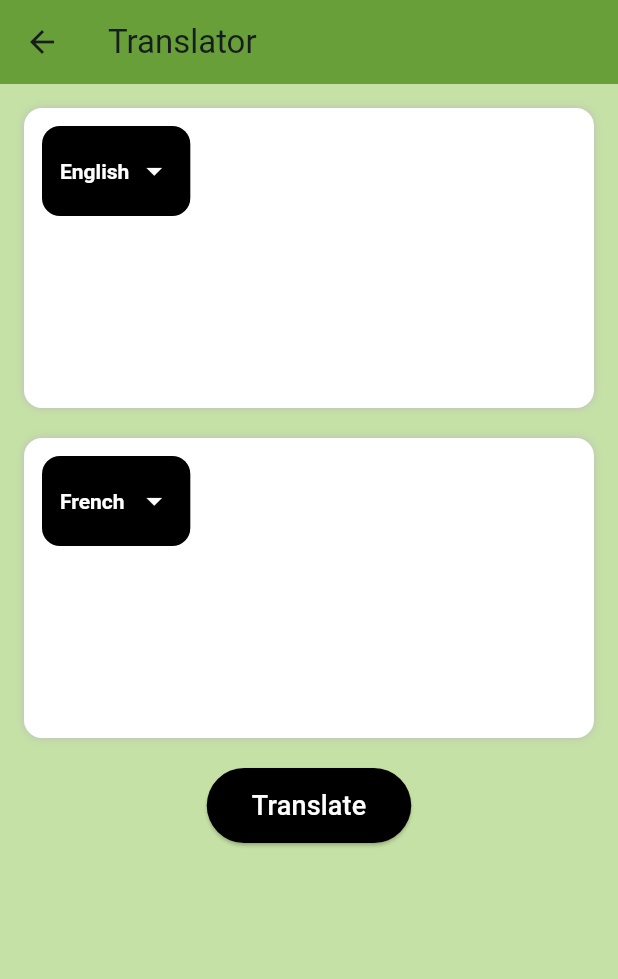
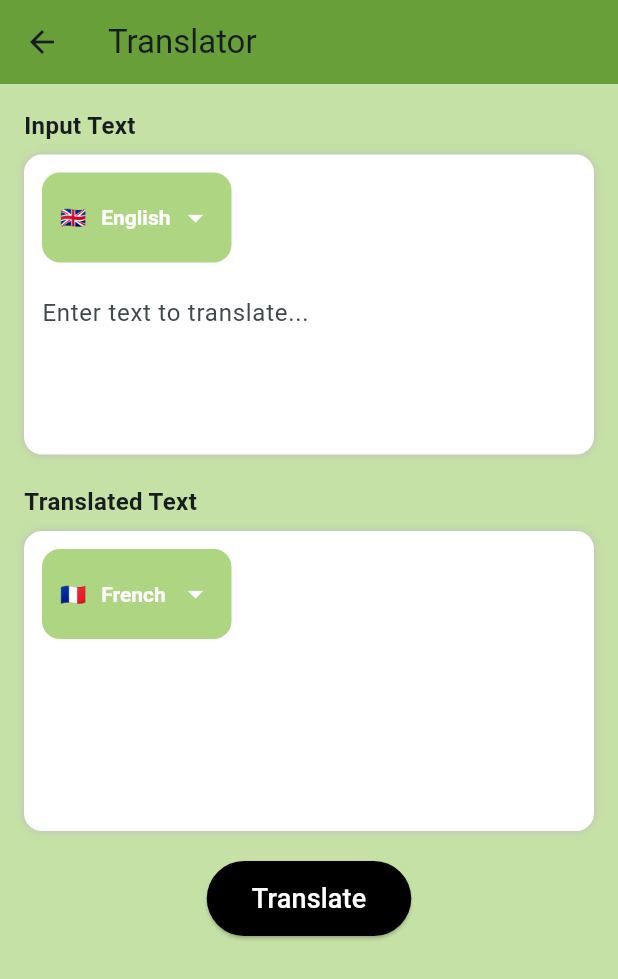
Before and after one commit to abhidnya04/TripMate, a Flutter app: the TranslationPage screen opened directly, on a phone screen of 412 x 824 dp. Shown: the top 979 px of the screen. Run offline on Flutter 3.47's test engine with Material 3 defaults, Android fonts, the phone set to English and light mode, and no system bars; our stand-ins replace image_picker, supabase_flutter; missing offline and left inert: google_mlkit_translation; accounts and stored records are empty.

Commit message:
added country flags using unicode

```diff
--- a/lib/pages/translate.dart
+++ b/lib/pages/translate.dart
@@ -10,10 +10,10 @@ class _TranslationPageState extends State<TranslationPage> {
   final TextEditingController _textController = TextEditingController();
   String _translatedText = "";
 
-  String _inputLanguage = "English"; // Default input language
-  String _outputLanguage = "French"; // Default output language
+  String _inputLanguage = "English";
+  String _outputLanguage = "French";
 
-  // Language Map for ML Kit
+  // Supported languages map
   final Map<String, TranslateLanguage> _languageMap = {
     "English": TranslateLanguage.english,
     "French": TranslateLanguage.french,
@@ -22,6 +22,16 @@ class _TranslationPageState extends State<TranslationPage> {
     "Hindi": TranslateLanguage.hindi,
     "Chinese": TranslateLanguage.chinese,
   };
+
+  final Map<String, String> _languageFlags = {
+  "English": "🇬🇧",
+  "French": "🇫🇷",
+  "Spanish": "🇪🇸",
+  "German": "🇩🇪",
+  "Hindi": "🇮🇳",
+  "Chinese": "🇨🇳",
+  };
+
 
   Future<void> translateText() async {
     if (_textController.text.isEmpty) return;
@@ -57,27 +67,23 @@ class _TranslationPageState extends State<TranslationPage> {
           padding: EdgeInsets.all(16.0),
           child: Column(
             children: [
-              // Input Language Container
+              // Input Text Container
+              _buildLabel("Input Text"),
               _buildTranslationContainer(
-                label: "Input",
-
                 dropdownValue: _inputLanguage,
-                onChanged: (newValue) {
-                  setState(() => _inputLanguage = newValue!);
-                },
+                onChanged: (newValue) => setState(() => _inputLanguage = newValue!),
                 controller: _textController,
+                hintText: "Enter text to translate...",
                 isEditable: true,
               ),
 
               SizedBox(height: 20),
 
-              // Output Language Container
+              // Output Translated Text Container
+              _buildLabel("Translated Text"),
               _buildTranslationContainer(
-                label: "Output",
                 dropdownValue: _outputLanguage,
-                onChanged: (newValue) {
-                  setState(() => _outputLanguage = newValue!);
-                },
+                onChanged: (newValue) => setState(() => _outputLanguage = newValue!),
                 text: _translatedText,
                 isEditable: false,
               ),
@@ -101,18 +107,33 @@ class _TranslationPageState extends State<TranslationPage> {
     );
   }
 
+  // Function to build section labels
+  Widget _buildLabel(String text) {
+    return Align(
+      alignment: Alignment.centerLeft,
+      child: Padding(
+        padding: EdgeInsets.only(bottom: 8),
+        child: Text(
+          text,
+          style: TextStyle(fontSize: 16, fontWeight: FontWeight.bold),
+        ),
+      ),
+    );
+  }
+
+  // Function to build the translation container with a dropdown
   Widget _buildTranslationContainer({
-    required String label,
     required String dropdownValue,
     required void Function(String?) onChanged,
     TextEditingController? controller,
     String? text,
     required bool isEditable,
+    String? hintText,
   }) {
     return Container(
-      padding: EdgeInsets.all(12),
       height: 200,
       width: 600,
+      padding: EdgeInsets.all(12),
       decoration: BoxDecoration(
         color: Colors.white,
         borderRadius: BorderRadius.circular(12),
@@ -125,20 +146,41 @@ class _TranslationPageState extends State<TranslationPage> {
           Container(
             padding: EdgeInsets.symmetric(horizontal: 12, vertical: 6),
             decoration: BoxDecoration(
-              color: Colors.black,
+              color: Colors.lightGreen[300],
               borderRadius: BorderRadius.circular(12),
             ),
+            // child: DropdownButton<String>(
+            //   value: dropdownValue,
+            //   dropdownColor: Colors.black,
+            //   style: TextStyle(color: Colors.white, fontWeight: FontWeight.bold),
+            //   underline: SizedBox(),
+            //   icon: Icon(Icons.arrow_drop_down, color: Colors.white),
+            //   items: _languageMap.keys.map((String lang) {
+            //     return DropdownMenuItem(value: lang, child: Text(lang));
+            //   }).toList(),
+            //   onChanged: onChanged,
+            // ),
             child: DropdownButton<String>(
   value: dropdownValue,
-              dropdownColor: Colors.black,
+  dropdownColor: Colors.lightGreen[300],
   style: TextStyle(color: Colors.white, fontWeight: FontWeight.bold),
   underline: SizedBox(),
   icon: Icon(Icons.arrow_drop_down, color: Colors.white),
   items: _languageMap.keys.map((String lang) {
-                return DropdownMenuItem(value: lang, child: Text(lang));
+    return DropdownMenuItem(
+      value: lang,
+      child: Row(
+        children: [
+          Text(_languageFlags[lang] ?? ""), // Display flag
+          SizedBox(width: 10), // Spacing
+          Text(lang),
+        ],
+      ),
+    );
   }).toList(),
   onChanged: onChanged,
 ),
+
           ),
 
           SizedBox(height: 10),
@@ -146,222 +188,18 @@ class _TranslationPageState extends State<TranslationPage> {
           // Input TextField or Translated Text
           isEditable
               ? TextField(
-
                   controller: controller,
-                  decoration: InputDecoration(border: InputBorder.none),
+                  decoration: InputDecoration(
+                    hintText: hintText,
+                    border: InputBorder.none,
+                  ),
                 )
               : Text(
                   text ?? "Translation appears here...",
-                  style: TextStyle(fontSize: 18),
+                  style: TextStyle(fontSize: 18, color: Colors.black87),
                 ),
         ],
       ),
     );
   }
 }
-
-// import 'package:flutter/material.dart';
-// import 'package:google_mlkit_translation/google_mlkit_translation.dart';
-
-// class TranslationPage extends StatefulWidget {
-//   @override
-//   _TranslationPageState createState() => _TranslationPageState();
-// }
-
-// class _TranslationPageState extends State<TranslationPage> {
-//   final TextEditingController _textController = TextEditingController();
-//   String _translatedText = "";
-
-//   String _inputLanguage = "English";
-//   String _outputLanguage = "French";
-
-//   // Supported languages map
-//   final Map<String, TranslateLanguage> _languageMap = {
-//     "English": TranslateLanguage.english,
-//     "French": TranslateLanguage.french,
-//     "Spanish": TranslateLanguage.spanish,
-//     "German": TranslateLanguage.german,
-//     "Hindi": TranslateLanguage.hindi,
-//     "Chinese": TranslateLanguage.chinese,
-//   };
-
-//   final Map<String, String> _languageFlags = {
-//   "English": "🇬🇧",
-//   "French": "🇫🇷",
-//   "Spanish": "🇪🇸",
-//   "German": "🇩🇪",
-//   "Hindi": "🇮🇳",
-//   "Chinese": "🇨🇳",
-//   };
-
-
-//   Future<void> translateText() async {
-//     if (_textController.text.isEmpty) return;
-
-//     try {
-//       final translator = OnDeviceTranslator(
-//         sourceLanguage: _languageMap[_inputLanguage]!,
-//         targetLanguage: _languageMap[_outputLanguage]!,
-//       );
-
-//       final translatedText = await translator.translateText(_textController.text);
-//       setState(() {
-//         _translatedText = translatedText;
-//       });
-//     } catch (e) {
-//       setState(() {
-//         _translatedText = "Error: ${e.toString()}";
-//       });
-//       print("Translation Error: $e");
-//     }
-//   }
-
-//   @override
-//   Widget build(BuildContext context) {
-//     return Scaffold(
-//       backgroundColor: Colors.lightGreen[200],
-//       appBar: AppBar(
-//         title: Text("Translator"),
-//         backgroundColor: Colors.lightGreen[700],
-//       ),
-//       body: SingleChildScrollView(
-//         child: Padding(
-//           padding: EdgeInsets.all(16.0),
-//           child: Column(
-//             children: [
-//               // Input Text Container
-//               _buildLabel("Input Text"),
-//               _buildTranslationContainer(
-//                 dropdownValue: _inputLanguage,
-//                 onChanged: (newValue) => setState(() => _inputLanguage = newValue!),
-//                 controller: _textController,
-//                 hintText: "Enter text to translate...",
-//                 isEditable: true,
-//               ),
-
-//               SizedBox(height: 20),
-
-//               // Output Translated Text Container
-//               _buildLabel("Translated Text"),
-//               _buildTranslationContainer(
-//                 dropdownValue: _outputLanguage,
-//                 onChanged: (newValue) => setState(() => _outputLanguage = newValue!),
-//                 text: _translatedText,
-//                 isEditable: false,
-//               ),
-
-//               SizedBox(height: 20),
-
-//               // Translate Button
-//               ElevatedButton(
-//                 onPressed: translateText,
-//                 child: Text("Translate", style: TextStyle(fontSize: 18)),
-//                 style: ElevatedButton.styleFrom(
-//                   backgroundColor: Colors.black,
-//                   foregroundColor: Colors.white,
-//                   padding: EdgeInsets.symmetric(horizontal: 30, vertical: 12),
-//                 ),
-//               ),
-//             ],
-//           ),
-//         ),
-//       ),
-//     );
-//   }
-
-//   // Function to build section labels
-//   Widget _buildLabel(String text) {
-//     return Align(
-//       alignment: Alignment.centerLeft,
-//       child: Padding(
-//         padding: EdgeInsets.only(bottom: 8),
-//         child: Text(
-//           text,
-//           style: TextStyle(fontSize: 16, fontWeight: FontWeight.bold),
-//         ),
-//       ),
-//     );
-//   }
-
-//   // Function to build the translation container with a dropdown
-//   Widget _buildTranslationContainer({
-//     required String dropdownValue,
-//     required void Function(String?) onChanged,
-//     TextEditingController? controller,
-//     String? text,
-//     required bool isEditable,
-//     String? hintText,
-//   }) {
-//     return Container(
-//       height: 200,
-//       width: 600,
-//       padding: EdgeInsets.all(12),
-//       decoration: BoxDecoration(
-//         color: Colors.white,
-//         borderRadius: BorderRadius.circular(12),
-//         boxShadow: [BoxShadow(color: Colors.grey.shade400, blurRadius: 4)],
-//       ),
-//       child: Column(
-//         crossAxisAlignment: CrossAxisAlignment.start,
-//         children: [
-//           // Dropdown for selecting language
-//           Container(
-//             padding: EdgeInsets.symmetric(horizontal: 12, vertical: 6),
-//             decoration: BoxDecoration(
-//               color: Colors.lightGreen[300],
-//               borderRadius: BorderRadius.circular(12),
-//             ),
-//             // child: DropdownButton<String>(
-//             //   value: dropdownValue,
-//             //   dropdownColor: Colors.black,
-//             //   style: TextStyle(color: Colors.white, fontWeight: FontWeight.bold),
-//             //   underline: SizedBox(),
-//             //   icon: Icon(Icons.arrow_drop_down, color: Colors.white),
-//             //   items: _languageMap.keys.map((String lang) {
-//             //     return DropdownMenuItem(value: lang, child: Text(lang));
-//             //   }).toList(),
-//             //   onChanged: onChanged,
-//             // ),
-//             child: DropdownButton<String>(
-//   value: dropdownValue,
-//   dropdownColor: Colors.lightGreen[300],
-//   style: TextStyle(color: Colors.white, fontWeight: FontWeight.bold),
-//   underline: SizedBox(),
-//   icon: Icon(Icons.arrow_drop_down, color: Colors.white),
-//   items: _languageMap.keys.map((String lang) {
-//     return DropdownMenuItem(
-//       value: lang,
-//       child: Row(
-//         children: [
-//           Text(_languageFlags[lang] ?? ""), // Display flag
-//           SizedBox(width: 10), // Spacing
-//           Text(lang),
-//         ],
-//       ),
-//     );
-//   }).toList(),
-//   onChanged: onChanged,
-// ),
-
-//           ),
-
-//           SizedBox(height: 10),
-
-//           // Input TextField or Translated Text
-//           isEditable
-//               ? TextField(
-//                   controller: controller,
-//                   decoration: InputDecoration(
-//                     hintText: hintText,
-//                     border: InputBorder.none,
-//                   ),
-//                 )
-//               : Text(
-//                   text ?? "Translation appears here...",
-//                   style: TextStyle(fontSize: 18, color: Colors.black87),
-//                 ),
-//         ],
-//       ),
-//     );
-//   }
-// }
```
Lines whose indentation alone changed are shown as unchanged.
